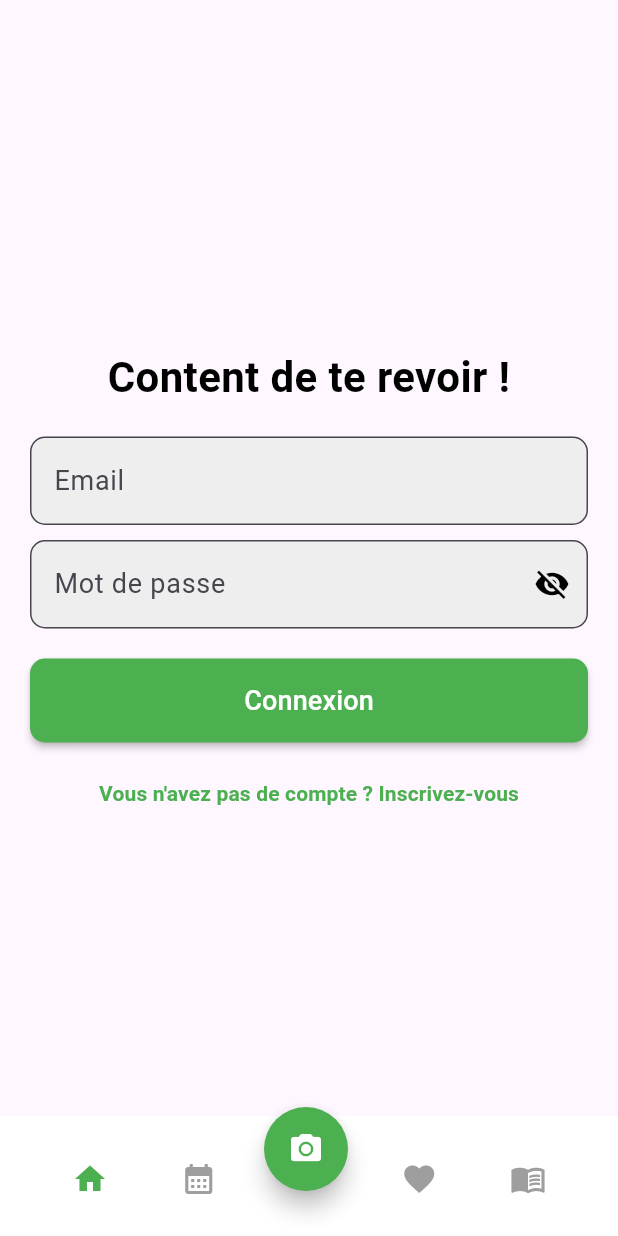
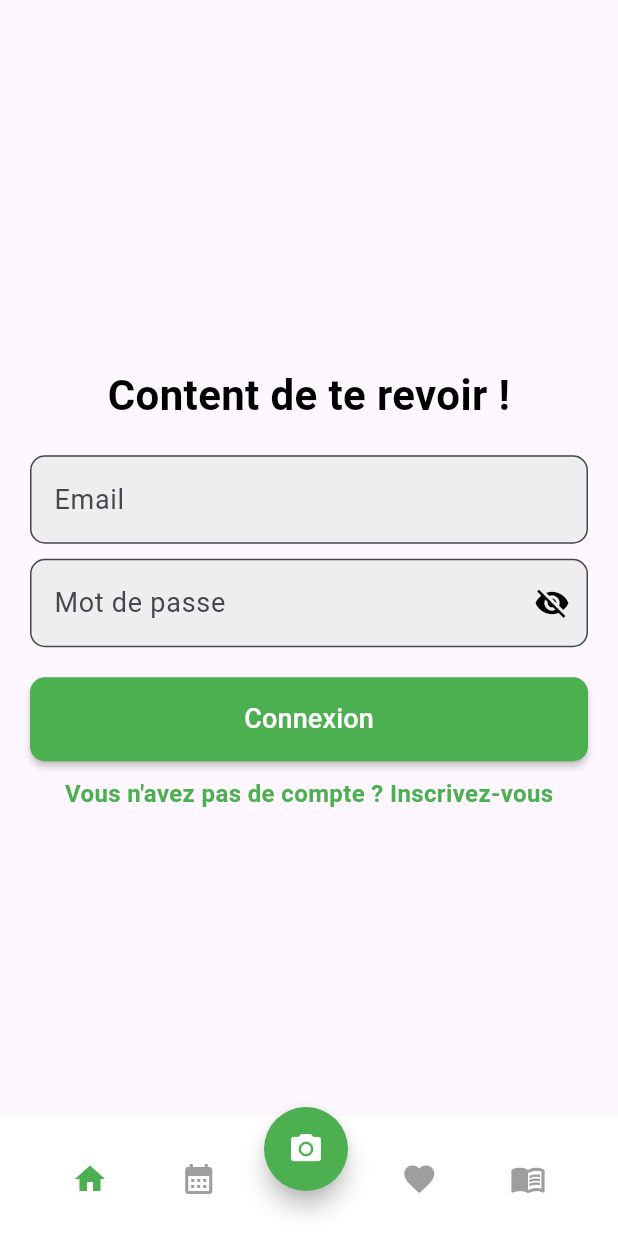
Before and after one commit to naelbenaissa/LeafGuard, a Flutter app: the AuthPage screen opened by its route, on a phone screen of 412 x 824 dp. Run offline on Flutter 3.47's test engine with Material 3 defaults, Android fonts, the phone set to English and light mode, and no system bars; our stand-ins replace cached_network_image, camera, flutter_local_notifications, go_router, image_picker, introduction_screen and 6 more; accounts and stored records are empty.

Commit message:
Correction lien connexion/inscription

```diff
--- a/lib/views/auth/widgets/auth_toggle_text.dart
+++ b/lib/views/auth/widgets/auth_toggle_text.dart
@@ -12,13 +12,18 @@ class AuthToggleText extends StatelessWidget {
 
   @override
   Widget build(BuildContext context) {
-    return TextButton(
-      onPressed: onPressed,
-      child: Text(
-        isLogin
-            ? "Vous n'avez pas de compte ? Inscrivez-vous"
-            : "Vous avez déjà un compte ? Connectez-vous",
-        style: const TextStyle(color: Colors.green, fontWeight: FontWeight.bold),
+    return Center(
+      child: GestureDetector(
+        onTap: onPressed,
+        child: Text(
+          isLogin
+              ? "Vous n'avez pas de compte ? Inscrivez-vous"
+              : "Vous avez déjà un compte ? Connectez-vous",
+          style: const TextStyle(
+            color: Colors.green,
+            fontWeight: FontWeight.bold,
+          ),
+        ),
       ),
     );
   }
```
